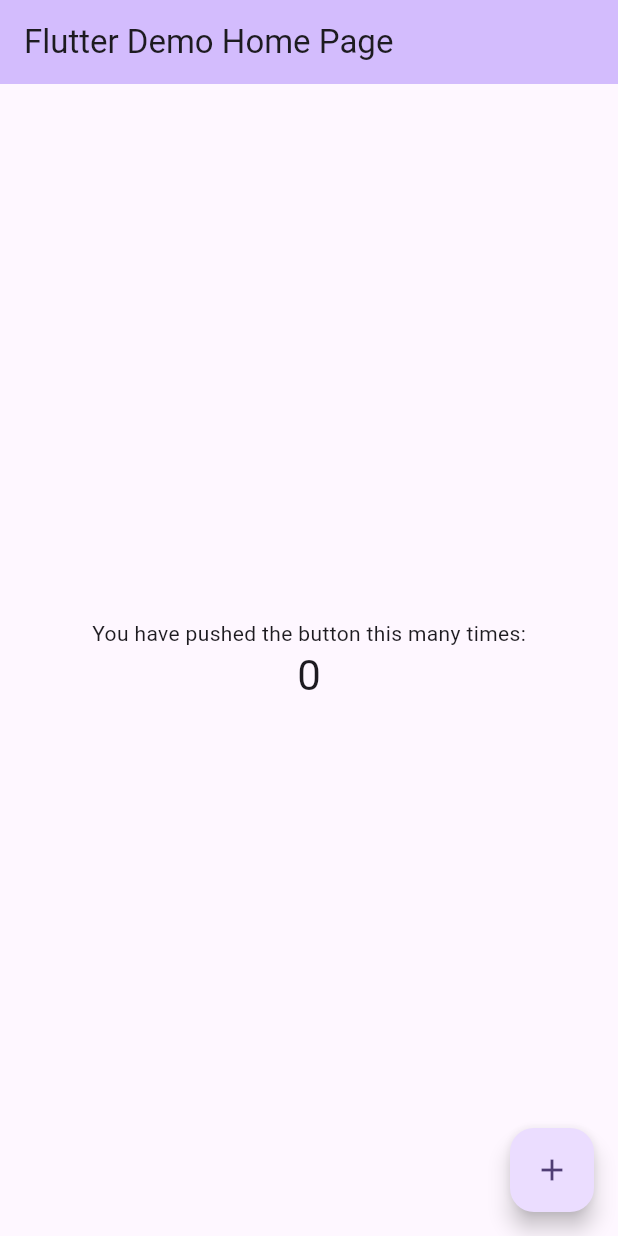
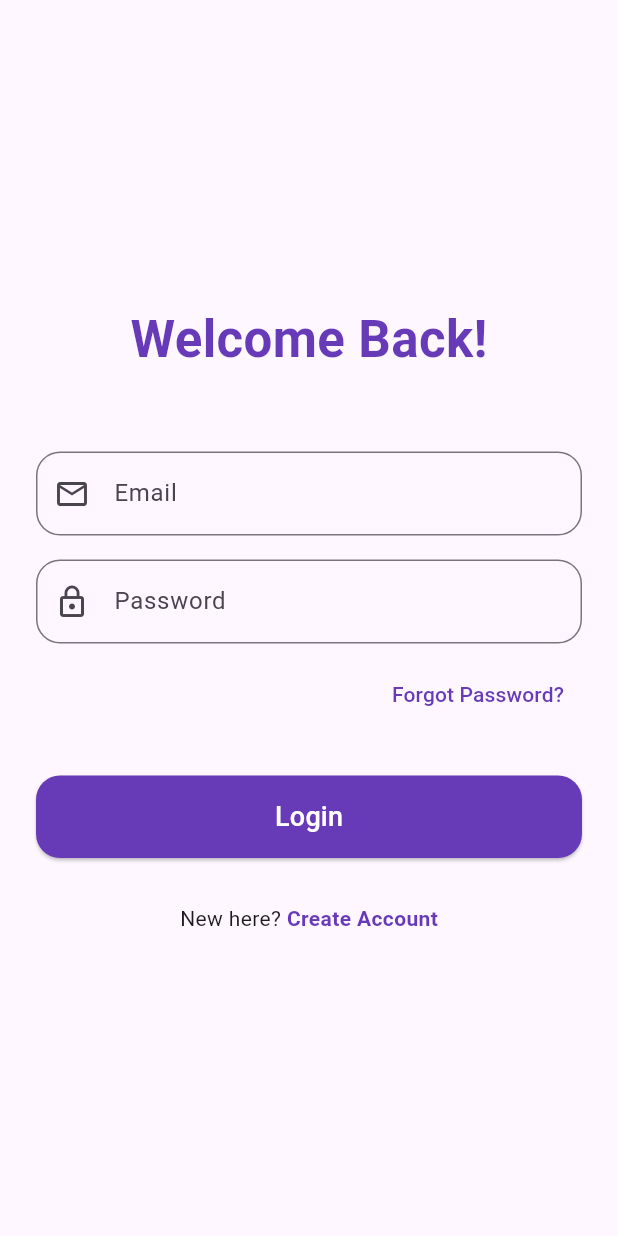
Before and after one commit to cometkhadija/my_app, a Flutter app: the screen it shows after launch, on a phone screen of 412 x 824 dp. Run offline on Flutter 3.47's test engine with Material 3 defaults, Android fonts, the light colour scheme and no system bars; our stand-ins replace cloud_firestore, firebase_auth, firebase_core, get, google_sign_in; accounts and stored records are empty.

Commit message:
Update files in lib

```diff
--- a/bari_theke_dure/lib/main.dart
+++ b/bari_theke_dure/lib/main.dart
@@ -1,125 +1,80 @@
+import 'package:firebase_core/firebase_core.dart';
+import 'package:flutter/foundation.dart' show kIsWeb;
 import 'package:flutter/material.dart';
+import 'package:get/get.dart';
 
-void main() {
+import 'screens/auth/login_screen.dart';
+import 'web/firebase_config.dart'; // lib/web/firebase_config.dart theke
+
+void main() async {
+  WidgetsFlutterBinding.ensureInitialized();
+
+  // 👇 Web vs Mobile alada handle
+  if (kIsWeb) {
+    await Firebase.initializeApp(
+      options: webFirebaseOptions, // web er config
+    );
+  } else {
+    await Firebase.initializeApp(); // android/ios er jonno (google-services.json use korbe)
+  }
+
   runApp(const MyApp());
 }
 
 class MyApp extends StatelessWidget {
   const MyApp({super.key});
 
-  // This widget is the root of your application.
   @override
   Widget build(BuildContext context) {
-    return MaterialApp(
-      title: 'Flutter Demo',
+    return GetMaterialApp(
+      title: 'Bari Theke Dure',
+      debugShowCheckedModeBanner: false,
       theme: ThemeData(
-        // This is the theme of your application.
-        //
-        // TRY THIS: Try running your application with "flutter run". You'll see
-        // the application has a purple toolbar. Then, without quitting the app,
-        // try changing the seedColor in the colorScheme below to Colors.green
-        // and then invoke "hot reload" (save your changes or press the "hot
-        // reload" button in a Flutter-supported IDE, or press "r" if you used
-        // the command line to start the app).
-        //
-        // Notice that the counter didn't reset back to zero; the application
-        // state is not lost during the reload. To reset the state, use hot
-        // restart instead.
-        //
-        // This works for code too, not just values: Most code changes can be
-        // tested with just a hot reload.
-        colorScheme: ColorScheme.fromSeed(seedColor: Colors.deepPurple),
+        primarySwatch: Colors.deepPurple,
         useMaterial3: true,
       ),
-      home: const MyHomePage(title: 'Flutter Demo Home Page'),
+      home: const LoginScreen(),
     );
   }
 }
 
-class MyHomePage extends StatefulWidget {
-  const MyHomePage({super.key, required this.title});
-
-  // This widget is the home page of your application. It is stateful, meaning
-  // that it has a State object (defined below) that contains fields that affect
-  // how it looks.
-
-  // This class is the configuration for the state. It holds the values (in this
-  // case the title) provided by the parent (in this case the App widget) and
-  // used by the build method of the State. Fields in a Widget subclass are
-  // always marked "final".
-
-  final String title;
+// ৫টা ট্যাবের মেইন স্ক্রিন
+class MainScreen extends StatefulWidget {
+  const MainScreen({super.key});
 
   @override
-  State<MyHomePage> createState() => _MyHomePageState();
+  State<MainScreen> createState() => _MainScreenState();
 }
 
-class _MyHomePageState extends State<MyHomePage> {
-  int _counter = 0;
+class _MainScreenState extends State<MainScreen> {
+  int currentIndex = 0;
 
-  void _incrementCounter() {
-    setState(() {
-      // This call to setState tells the Flutter framework that something has
-      // changed in this State, which causes it to rerun the build method below
-      // so that the display can reflect the updated values. If we changed
-      // _counter without calling setState(), then the build method would not be
-      // called again, and so nothing would appear to happen.
-      _counter++;
-    });
-  }
+  final List<Widget> pages = [
+    const Center(child: Text("Home", style: TextStyle(fontSize: 50, fontWeight: FontWeight.bold))),
+    const Center(child: Text("Mood Tracker", style: TextStyle(fontSize: 45))),
+    const Center(child: Text("Expenses", style: TextStyle(fontSize: 50, fontWeight: FontWeight.bold))),
+    const Center(child: Text("Grooming", style: TextStyle(fontSize: 50, fontWeight: FontWeight.bold))),
+    const Center(child: Text("Profile", style: TextStyle(fontSize: 50, fontWeight: FontWeight.bold))),
+  ];
 
   @override
   Widget build(BuildContext context) {
-    // This method is rerun every time setState is called, for instance as done
-    // by the _incrementCounter method above.
-    //
-    // The Flutter framework has been optimized to make rerunning build methods
-    // fast, so that you can just rebuild anything that needs updating rather
-    // than having to individually change instances of widgets.
     return Scaffold(
-      appBar: AppBar(
-        // TRY THIS: Try changing the color here to a specific color (to
-        // Colors.amber, perhaps?) and trigger a hot reload to see the AppBar
-        // change color while the other colors stay the same.
-        backgroundColor: Theme.of(context).colorScheme.inversePrimary,
-        // Here we take the value from the MyHomePage object that was created by
-        // the App.build method, and use it to set our appbar title.
-        title: Text(widget.title),
+      body: pages[currentIndex],
+      bottomNavigationBar: BottomNavigationBar(
+        type: BottomNavigationBarType.fixed,
+        currentIndex: currentIndex,
+        selectedItemColor: Colors.deepPurple,
+        unselectedItemColor: Colors.grey,
+        onTap: (i) => setState(() => currentIndex = i),
+        items: const [
+          BottomNavigationBarItem(icon: Icon(Icons.home_outlined), label: "Home"),
+          BottomNavigationBarItem(icon: Icon(Icons.mood), label: "Mood"),
+          BottomNavigationBarItem(icon: Icon(Icons.account_balance_wallet_outlined), label: "Expenses"),
+          BottomNavigationBarItem(icon: Icon(Icons.face_retouching_natural), label: "Grooming"),
+          BottomNavigationBarItem(icon: Icon(Icons.person_outline), label: "Profile"),
+        ],
       ),
-      body: Center(
-        // Center is a layout widget. It takes a single child and positions it
-        // in the middle of the parent.
-        child: Column(
-          // Column is also a layout widget. It takes a list of children and
-          // arranges them vertically. By default, it sizes itself to fit its
-          // children horizontally, and tries to be as tall as its parent.
-          //
-          // Column has various properties to control how it sizes itself and
-          // how it positions its children. Here we use mainAxisAlignment to
-          // center the children vertically; the main axis here is the vertical
-          // axis because Columns are vertical (the cross axis would be
-          // horizontal).
-          //
-          // TRY THIS: Invoke "debug painting" (choose the "Toggle Debug Paint"
-          // action in the IDE, or press "p" in the console), to see the
-          // wireframe for each widget.
-          mainAxisAlignment: MainAxisAlignment.center,
-          children: <Widget>[
-            const Text(
-              'You have pushed the button this many times:',
-            ),
-            Text(
-              '$_counter',
-              style: Theme.of(context).textTheme.headlineMedium,
-            ),
-          ],
-        ),
-      ),
-      floatingActionButton: FloatingActionButton(
-        onPressed: _incrementCounter,
-        tooltip: 'Increment',
-        child: const Icon(Icons.add),
-      ), // This trailing comma makes auto-formatting nicer for build methods.
     );
   }
 }
--- a/bari_theke_dure/lib/screens/auth/forgot_password_screen.dart
+++ b/bari_theke_dure/lib/screens/auth/forgot_password_screen.dart
@@ -0,0 +1,15 @@
+import 'package:flutter/material.dart';
+
+class ForgotPasswordScreen extends StatelessWidget {
+  const ForgotPasswordScreen({super.key});
+
+  @override
+  Widget build(BuildContext context) {
+    return Scaffold(
+      appBar: AppBar(title: const Text("Forgot Password")),
+      body: const Center(
+        child: Text("Forgot Password Screen", style: TextStyle(fontSize: 30)),
+      ),
+    );
+  }
+}
--- a/bari_theke_dure/lib/screens/auth/login_screen.dart
+++ b/bari_theke_dure/lib/screens/auth/login_screen.dart
@@ -0,0 +1,109 @@
+// lib/screens/auth/login_screen.dart
+
+import 'package:flutter/material.dart';
+import 'package:get/get.dart';
+import '../../main.dart'; // MainScreen আনার জন্য
+import 'signup_screen.dart';
+import 'forgot_password_screen.dart';
+
+class LoginScreen extends StatelessWidget {
+  const LoginScreen({super.key});
+
+  @override
+  Widget build(BuildContext context) {
+    return Scaffold(
+      body: SafeArea(
+        child: Padding(
+          padding: const EdgeInsets.all(24.0),
+          child: Column(
+            mainAxisAlignment: MainAxisAlignment.center,
+            children: [
+              const Text(
+                "Welcome Back!",
+                style: TextStyle(
+                  fontSize: 34,
+                  fontWeight: FontWeight.bold,
+                  color: Colors.deepPurple,
+                ),
+              ),
+              const SizedBox(height: 50),
+
+              // Email
+              TextField(
+                keyboardType: TextInputType.emailAddress,
+                decoration: InputDecoration(
+                  prefixIcon: const Icon(Icons.email_outlined),
+                  labelText: "Email",
+                  border: OutlineInputBorder(borderRadius: BorderRadius.circular(16)),
+                ),
+              ),
+
+              const SizedBox(height: 16),
+
+              // Password
+              TextField(
+                obscureText: true,
+                decoration: InputDecoration(
+                  prefixIcon: const Icon(Icons.lock_outline),
+                  labelText: "Password",
+                  border: OutlineInputBorder(borderRadius: BorderRadius.circular(16)),
+                ),
+              ),
+
+              const SizedBox(height: 10),
+
+              // Forgot Password
+              Align(
+                alignment: Alignment.centerRight,
+                child: TextButton(
+                  onPressed: () {
+                    Get.to(() => const ForgotPasswordScreen());
+                  },
+                  child: const Text(
+                    "Forgot Password?",
+                    style: TextStyle(color: Colors.deepPurple),
+                  ),
+                ),
+              ),
+
+              const SizedBox(height: 30),
+
+              // Login Button
+              SizedBox(
+                width: double.infinity,
+                height: 55,
+                child: ElevatedButton(
+                  style: ElevatedButton.styleFrom(
+                    backgroundColor: Colors.deepPurple,
+                    shape: RoundedRectangleBorder(borderRadius: BorderRadius.circular(16)),
+                  ),
+                  onPressed: () {
+                    Get.offAll(() => const MainScreen());
+                  },
+                  child: const Text("Login", style: TextStyle(fontSize: 18, color: Colors.white)),
+                ),
+              ),
+
+              const SizedBox(height: 30),
+
+              // Sign Up link
+              Row(
+                mainAxisAlignment: MainAxisAlignment.center,
+                children: [
+                  const Text("New here? "),
+                  GestureDetector(
+                    onTap: () => Get.to(() => const SignupScreen()),
+                    child: const Text(
+                      "Create Account",
+                      style: TextStyle(color: Colors.deepPurple, fontWeight: FontWeight.bold),
+                    ),
+                  ),
+                ],
+              ),
+            ],
+          ),
+        ),
+      ),
+    );
+  }
+}
```
Also changed, not shown: bari_theke_dure/lib/screens/auth/signup_screen.dart (+15 -0 lines), bari_theke_dure/lib/web/firebase_config.dart (added, +11 -0 lines).
